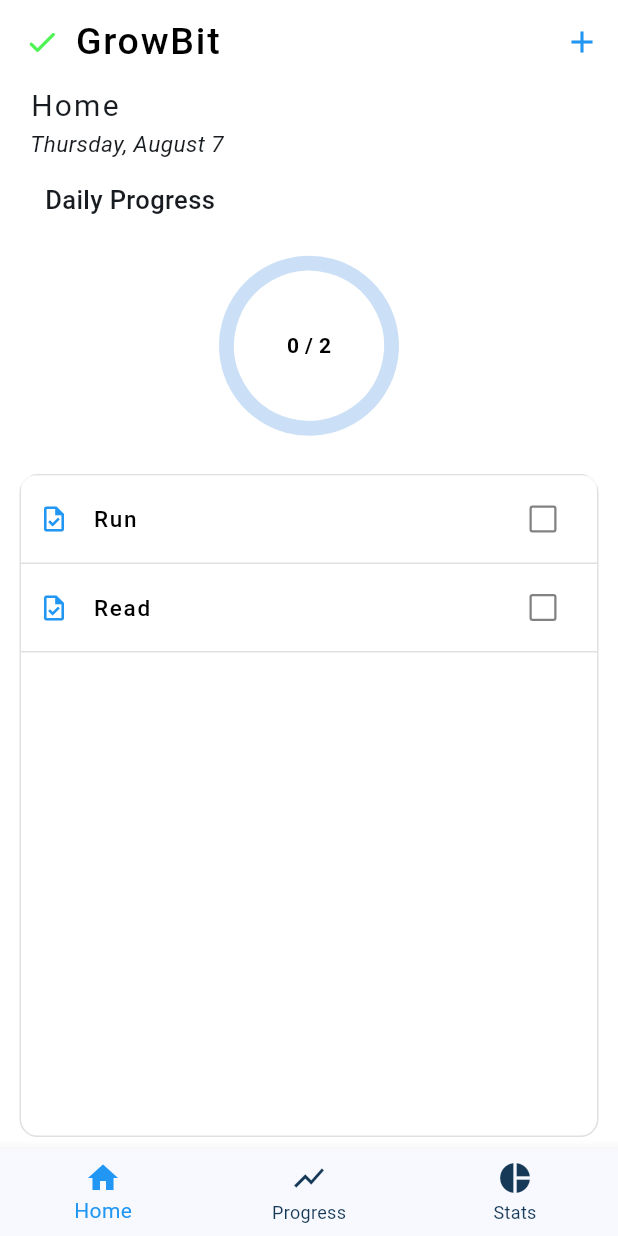
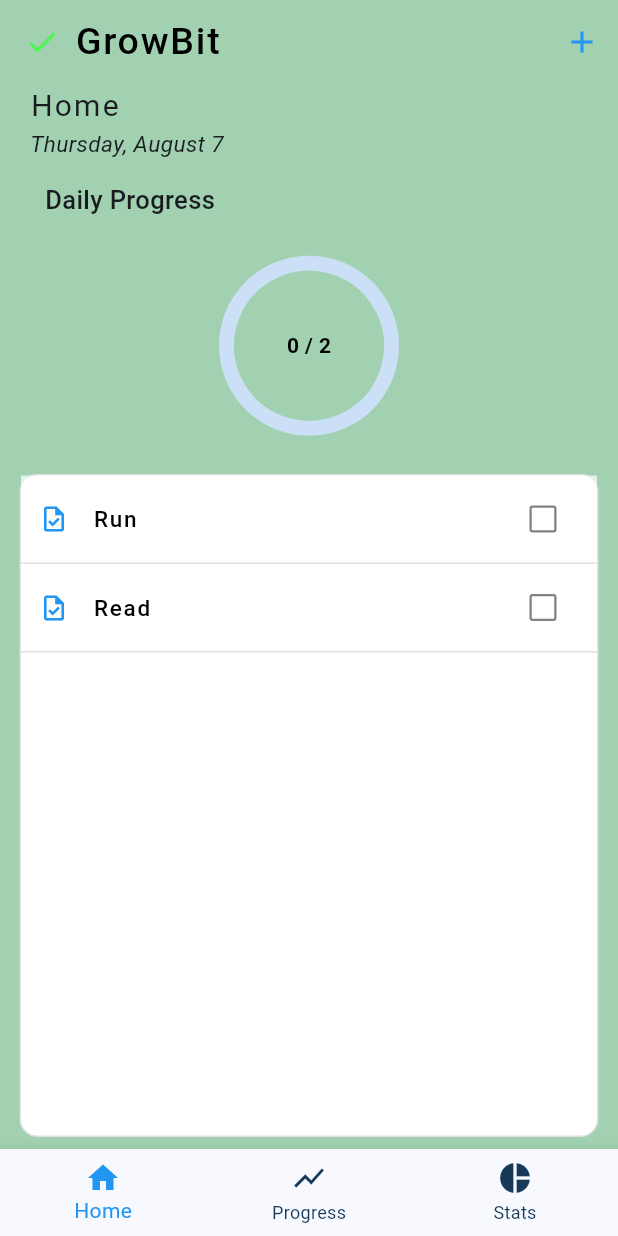
Before and after one commit to TsalemisIasonas/GrowBit, a Flutter app: the screen it shows after launch, on a phone screen of 412 x 824 dp. Run offline on Flutter 3.47's test engine with Material 3 defaults, Android fonts, the phone set to English and light mode, and no system bars; drawn by our look-alikes of fl_chart, flutter_slidable; our stand-ins replace flutter_heatmap_calendar, hive, hive_flutter; accounts and stored records are empty.

Commit message:
new color

```diff
--- a/lib/constants/colors.dart
+++ b/lib/constants/colors.dart
@@ -11,4 +11,4 @@ Color color8 = const Color.fromARGB(180, 2, 179, 8);
 Color color9 = const Color.fromARGB(220, 2, 179, 8);
 Color color10 = const Color.fromARGB(255, 2, 179, 8);
 
-Color backgroundColor = const Color.fromARGB(255, 255, 255, 255);
+Color backgroundColor = const Color(0xFFA1D1B1);
```
